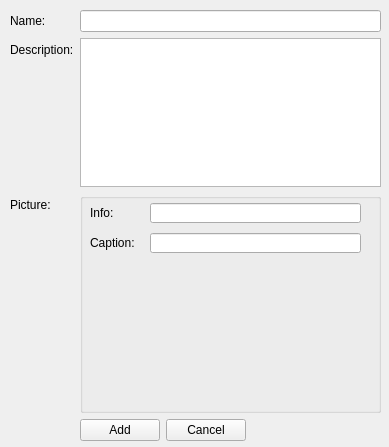
Old version of the form qt/apps/configurator/forms/feature_add.ui in the repository Wolframe/qtClient.
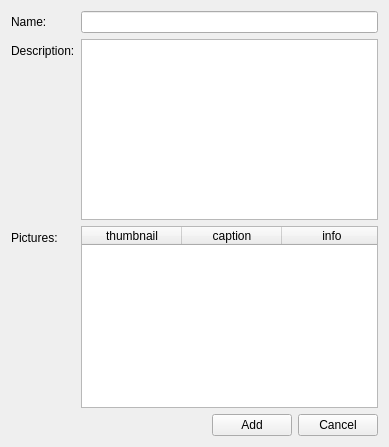
New version of the form. Custom widgets are drawn as their Qt base class.

Commit message: completly rewrote picture handling in categories and features

What changed in the file:
```diff
--- a/qt/apps/configurator/forms/feature_add.ui
+++ b/qt/apps/configurator/forms/feature_add.ui
@@ -13,15 +13,6 @@
   <property name="windowTitle">
    <string>Form</string>
   </property>
-  <widget class="QWidget" name="formLayoutWidget">
-   <property name="geometry">
-    <rect>
-     <x>10</x>
-     <y>10</y>
-     <width>371</width>
-     <height>431</height>
-    </rect>
-   </property>
    <layout class="QFormLayout" name="formLayout">
     <property name="fieldGrowthPolicy">
      <enum>QFormLayout::AllNonFixedFieldsGrow</enum>
@@ -49,15 +40,85 @@
     <item row="1" column="1">
      <widget class="QPlainTextEdit" name="description"/>
     </item>
-    <item row="3" column="0">
+   <item row="2" column="0">
      <widget class="QLabel" name="label">
       <property name="text">
-       <string>Picture:</string>
+      <string>Pictures:</string>
       </property>
      </widget>
     </item>
-    <item row="4" column="1">
+   <item row="2" column="1">
+    <widget class="QTableWidget" name="picture">
+     <property name="horizontalScrollBarPolicy">
+      <enum>Qt::ScrollBarAlwaysOff</enum>
+     </property>
+     <property name="alternatingRowColors">
+      <bool>true</bool>
+     </property>
+     <property name="selectionMode">
+      <enum>QAbstractItemView::MultiSelection</enum>
+     </property>
+     <property name="selectionBehavior">
+      <enum>QAbstractItemView::SelectRows</enum>
+     </property>
+     <property name="showGrid">
+      <bool>true</bool>
+     </property>
+     <property name="gridStyle">
+      <enum>Qt::DotLine</enum>
+     </property>
+     <property name="sortingEnabled">
+      <bool>true</bool>
+     </property>
+     <property name="doctype" stdset="0">
+      <string notr="true">PictureListRequest.simpleform</string>
+     </property>
+     <property name="rootelement" stdset="0">
+      <string notr="true">picture</string>
+     </property>
+     <attribute name="horizontalHeaderShowSortIndicator" stdset="0">
+      <bool>true</bool>
+     </attribute>
+     <attribute name="verticalHeaderStretchLastSection">
+      <bool>false</bool>
+     </attribute>
+     <column>
+      <property name="text">
+       <string>thumbnail</string>
+      </property>
+     </column>
+     <column>
+      <property name="text">
+       <string>caption</string>
+      </property>
+     </column>
+     <column>
+      <property name="text">
+       <string>info</string>
+      </property>
+     </column>
+     <column>
+      <property name="text">
+       <string>tags</string>
+      </property>
+     </column>
+    </widget>
+   </item>
+   <item row="3" column="1">
      <layout class="QHBoxLayout" name="horizontalLayout">
+     <item>
+      <spacer name="horizontalSpacer">
+       <property name="orientation">
+        <enum>Qt::Horizontal</enum>
+       </property>
+       <property name="sizeHint" stdset="0">
+        <size>
+         <width>40</width>
+         <height>20</height>
+        </size>
+       </property>
+      </spacer>
+     </item>
       <item>
        <widget class="QPushButton" name="add">
         <property name="text">
@@ -90,106 +151,10 @@
         </property>
        </widget>
       </item>
-      <item>
-       <spacer name="horizontalSpacer">
-        <property name="orientation">
-         <enum>Qt::Horizontal</enum>
-        </property>
-        <property name="sizeHint" stdset="0">
-         <size>
-          <width>40</width>
-          <height>20</height>
-         </size>
-        </property>
-       </spacer>
-      </item>
-     </layout>
-    </item>
-    <item row="3" column="1">
-     <widget class="QGroupBox" name="picture">
-      <property name="minimumSize">
-       <size>
-        <width>0</width>
-        <height>220</height>
-       </size>
-      </property>
-      <property name="title">
-       <string/>
-      </property>
-      <widget class="PictureChooser" name="image">
-       <property name="geometry">
-        <rect>
-         <x>67</x>
-         <y>69</y>
-         <width>211</width>
-         <height>141</height>
-        </rect>
-       </property>
-       <property name="minimumSize">
-        <size>
-         <width>0</width>
-         <height>100</height>
-        </size>
-       </property>
-      </widget>
-      <widget class="QLabel" name="label_info">
-       <property name="geometry">
-        <rect>
-         <x>10</x>
-         <y>10</y>
-         <width>27</width>
-         <height>20</height>
-        </rect>
-       </property>
-       <property name="text">
-        <string>Info:</string>
-       </property>
-      </widget>
-      <widget class="QLineEdit" name="caption">
-       <property name="geometry">
-        <rect>
-         <x>70</x>
-         <y>40</y>
-         <width>211</width>
-         <height>20</height>
-        </rect>
-       </property>
-      </widget>
-      <widget class="QLabel" name="label_caption">
-       <property name="geometry">
-        <rect>
-         <x>10</x>
-         <y>40</y>
-         <width>52</width>
-         <height>20</height>
-        </rect>
-       </property>
-       <property name="text">
-        <string>Caption:</string>
-       </property>
-      </widget>
-      <widget class="QLineEdit" name="info">
-       <property name="geometry">
-        <rect>
-         <x>70</x>
-         <y>10</y>
-         <width>211</width>
-         <height>20</height>
-        </rect>
-       </property>
-      </widget>
-     </widget>
-    </item>
-   </layout>
-  </widget>
- </widget>
- <customwidgets>
-  <customwidget>
-   <class>PictureChooser</class>
-   <extends>QWidget</extends>
-   <header>PictureChooser.hpp</header>
-  </customwidget>
- </customwidgets>
+    </layout>
+   </item>
+  </layout>
+ </widget>
  <tabstops>
   <tabstop>name</tabstop>
   <tabstop>description</tabstop>
```
Left out of the diff: 2 changed lines with no effect on the pictures. Lines whose indentation alone changed are shown as unchanged. The commit also changes 6 other files.
